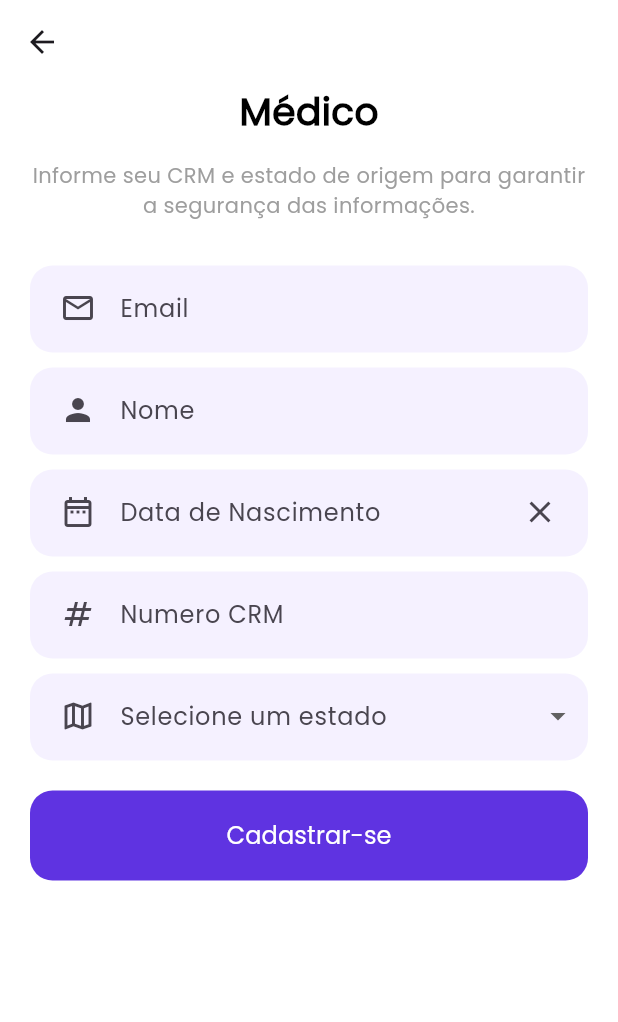
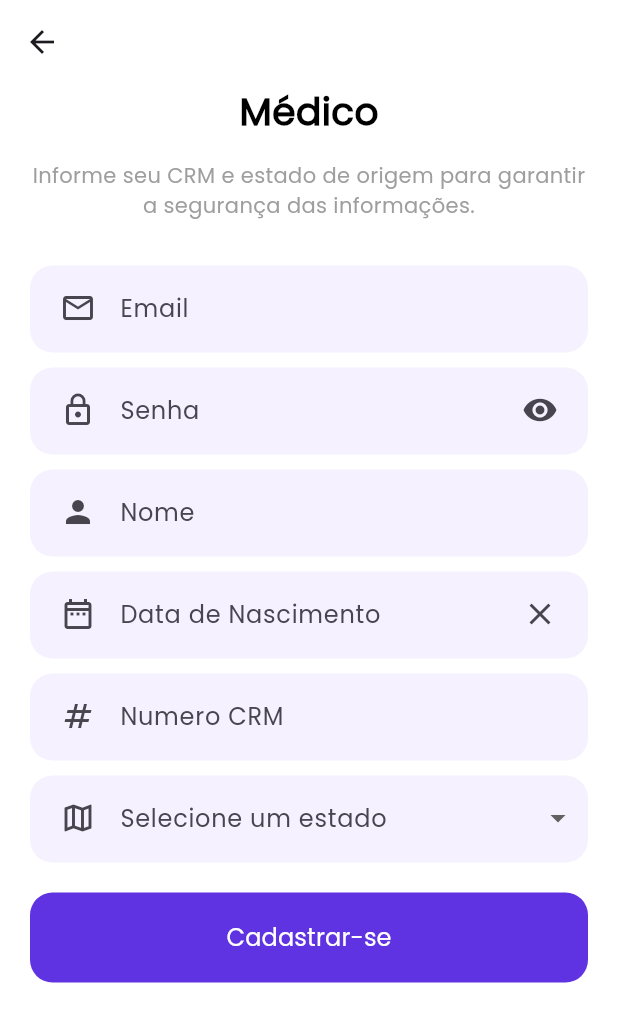
Before and after one commit to dvdgd/prev-ler-proj-mobile, a Flutter app: the RegisterMedicPage screen opened directly, on a phone screen of 412 x 824 dp. Shown: the top 1022 px of the screen. Run offline on Flutter 3.47's test engine with Material 2 defaults, Android fonts, the phone set to English and light mode, and no system bars; our stand-ins replace flutter_dotenv, flutter_riverpod, flutter_secure_storage, jwt_decoder; accounts and stored records are empty; network calls fail.

Commit message:
fix: register medic does not show password field

```diff
--- a/lib/pages/auths/build_user_form.dart
+++ b/lib/pages/auths/build_user_form.dart
@@ -1,6 +1,7 @@
 import 'package:flutter/material.dart';
 import 'package:prev_ler/widgets/custom_date_picker.dart';
 import 'package:prev_ler/widgets/custom_dropdown_button.dart';
+import 'package:prev_ler/widgets/custom_password_field.dart';
 import 'package:prev_ler/widgets/custom_text_field.dart';
 
 List<Widget> buildUserForm({
@@ -12,7 +13,7 @@ List<Widget> buildUserForm({
   required TextEditingController bornDateController,
   required bool isEditing,
 }) {
-  return [
+  List<Widget> formWidgets = [
     CustomTextField(
       controller: emailController,
       textInputType: TextInputType.emailAddress,
@@ -36,6 +37,19 @@ List<Widget> buildUserForm({
       enable: !isEditing,
     ),
   ];
+
+  if (!isEditing) {
+    formWidgets.insert(
+      1,
+      CustomPasswordField(
+        controller: passwordController,
+        maxLength: 25,
+        hintText: 'Senha',
+      ),
+    );
+  }
+
+  return formWidgets;
 }
 
 List<Widget> buildPatientForm({
--- a/lib/pages/auths/login_page.dart
+++ b/lib/pages/auths/login_page.dart
@@ -13,7 +13,6 @@ class LoginPage extends ConsumerWidget {
   LoginPage({super.key});
 
   final _emailController = TextEditingController();
-
   final _passwordController = TextEditingController();
 
   Future<void> _handleLogin(BuildContext context, WidgetRef ref) async {
--- a/lib/widgets/custom_date_picker.dart
+++ b/lib/widgets/custom_date_picker.dart
@@ -43,10 +43,6 @@ class CustomDatePicker extends StatelessWidget {
           child: TextField(
             enabled: enable,
             controller: controller,
-            readOnly: true,
-            style: TextStyle(
-              color: enable != null ? Colors.grey : null,
-            ),
             decoration: InputDecoration(
               border: InputBorder.none,
               labelText: labelText,
--- a/lib/widgets/custom_dropdown_button.dart
+++ b/lib/widgets/custom_dropdown_button.dart
@@ -58,10 +58,8 @@ class _CustomDropdownButtonState extends State<CustomDropdownButton> {
                     child: Text(value.toString()),
                   ))
               .toList(),
-          // onTap: null,
-          onChanged: _buildWidgetOnChanged(),
+          onChanged: _setNewValue,
           decoration: InputDecoration(
-            enabled: widget.enable ?? true,
             labelText: widget.hintText,
             border: InputBorder.none,
             prefixIcon: const Icon(Icons.map_outlined),
@@ -69,12 +67,6 @@ class _CustomDropdownButtonState extends State<CustomDropdownButton> {
         ),
       ),
     );
-  }
-
-  dynamic _buildWidgetOnChanged() {
-    if (widget.enable == true || widget.enable == null) {
-      return _setNewValue;
-    }
   }
 
   void _setNewValue(String? newValue) {
--- a/lib/widgets/custom_text_field.dart
+++ b/lib/widgets/custom_text_field.dart
@@ -56,11 +56,7 @@ class CustomTextField extends StatelessWidget {
           onSubmitted: onSubmitted,
           cursorColor: ThemeColors().blue,
           enabled: enable,
-          style: TextStyle(
-            color: enable != null ? Colors.grey : null,
-          ),
           decoration: InputDecoration(
-            enabled: enable ?? true,
             border: InputBorder.none,
             labelText: hintText,
             prefixIcon: prefixIcon,
```
Also changed, not shown: lib/pages/auths/register_patient_page.dart (+8 -25 lines).
